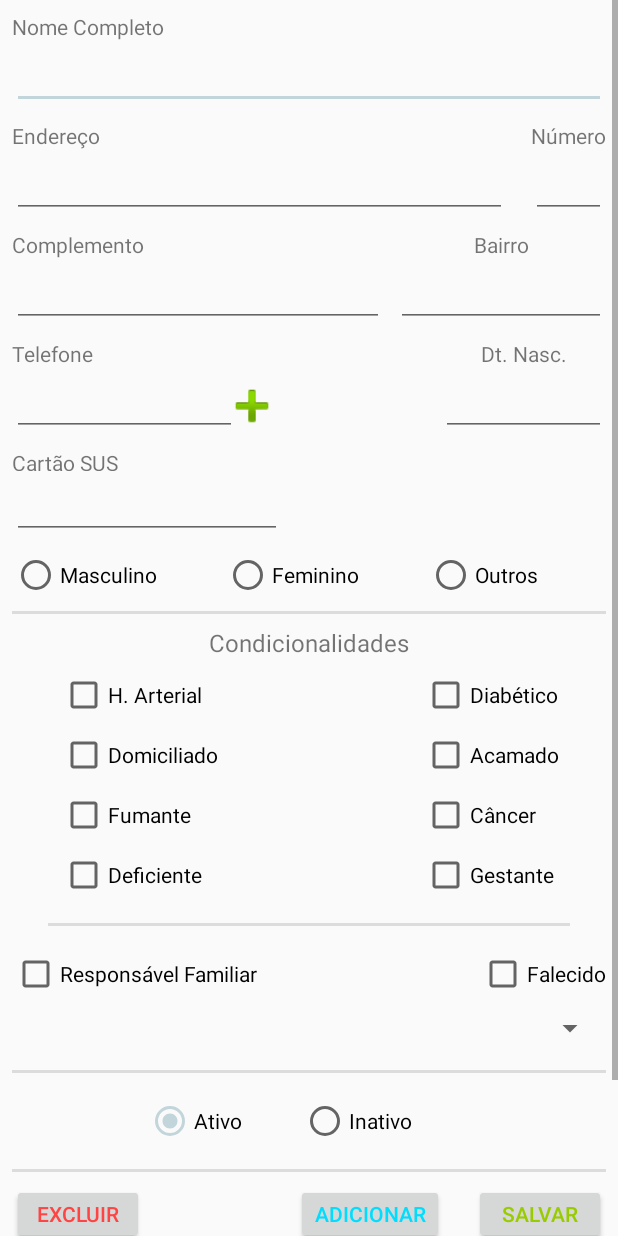
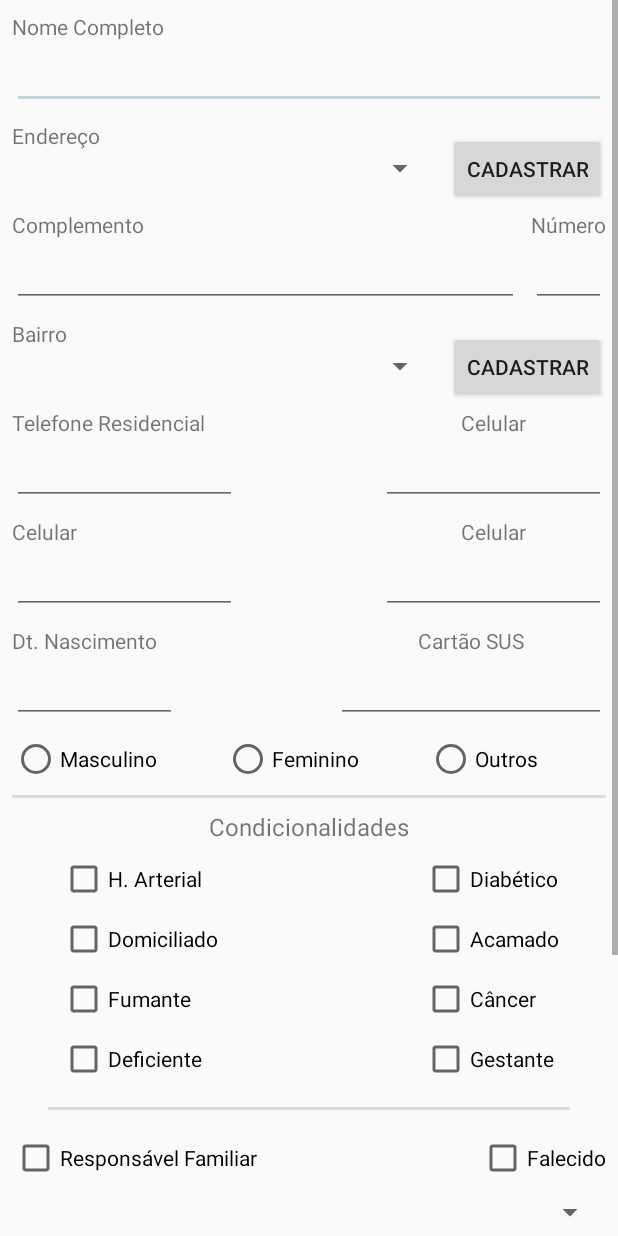
Before and after one commit to claudioeckert/ACS, an Android app: the CadastrarEditarPessoas screen opened directly, with no data from a screen before it, on a phone screen of 412 x 824 dp. Run offline under Robolectric (Android 15) with nearby library versions, the phone set to English and light mode, and no system bars; 18 statements that could not run were skipped.

Commit message:
Alterado Activity CadastrarEditarPessoas, falta alterar criação do banco

```diff
--- a/ACS/app/src/main/java/eckert/claudio/acs/CadastrarEditarPessoas.java
+++ b/ACS/app/src/main/java/eckert/claudio/acs/CadastrarEditarPessoas.java
@@ -16,11 +16,11 @@ import com.github.rtoshiro.util.format.text.MaskTextWatcher;
 
 public class CadastrarEditarPessoas extends AppCompatActivity {
 
-    EditText edtNome, edtEndereco, edtNumeroEndereco, edtComplemento, edtBairro,edtTelefone, edtDataNscimento, edtCartaoSus;
+    EditText edtNome, edtNumeroEndereco, edtComplemento, edtTelefoneResidencial, edtTelefoneCelular1, edtTelefoneCelular2, edtTelefoneCelular3, edtDataNscimento, edtCartaoSus;
     RadioButton rdbMasculino, rdbFeminino, rdbOutros, rdbAtivo, rdbInativo;
-    Spinner spResponsavelFamiliar;
+    Spinner spResponsavelFamiliar, spEndereco, spBairro;
     CheckBox cbHipertencaoArterial, cbDiabetico, cbDomiciliado, cbAcamado, cbFumante, cbCancer, cbDeficiente, cbGestante, cbResponsavel, cbFalecido;
-    Button btnExcluir, btnNovoRegistro, btnSalvar;
+    Button btnExcluir, btnNovoRegistro, btnSalvar, btnCadastrarEndereco, btnCadastrarBairro;
 
     BDSqliteHelper db = new BDSqliteHelper(this);
 
@@ -30,11 +30,13 @@ public class CadastrarEditarPessoas extends AppCompatActivity {
         setContentView(R.layout.activity_cadastrar_editar_pessoas);
 
         edtNome = findViewById(R.id.edtNome);
-        edtEndereco = findViewById(R.id.edtEndereco);
         edtNumeroEndereco = findViewById(R.id.edtNumeroEndereco);
         edtComplemento = findViewById(R.id.edtComplemento);
-        edtBairro = findViewById(R.id.edtBairro);
-        edtTelefone = findViewById(R.id.edtTelefone);
+
+        edtTelefoneResidencial = findViewById(R.id.edtTelefoneResidencial);
+        edtTelefoneCelular1 = findViewById(R.id.edtTelefoneCelular1);
+        edtTelefoneCelular2 = findViewById(R.id.edtTelefoneCelular2);
+        edtTelefoneCelular3 = findViewById(R.id.edtTelefoneCelular3);
         edtDataNscimento = findViewById(R.id.edtDataNscimento);
         edtCartaoSus = findViewById(R.id.edtCartaoSus);
 
@@ -56,17 +58,34 @@ public class CadastrarEditarPessoas extends AppCompatActivity {
         cbFalecido = findViewById(R.id.cbFalecido);
 
         spResponsavelFamiliar = findViewById(R.id.spResponsavelFamiliar);
+        spEndereco = findViewById(R.id.spEndereco);
+        spBairro = findViewById(R.id.spBairro);
 
         btnExcluir = findViewById(R.id.btnExcluir);
         btnNovoRegistro = findViewById(R.id.btnNovoRegistro);
         btnSalvar = findViewById(R.id.btnSalvar);
+        btnCadastrarEndereco = findViewById(R.id.btnCadastrarEndereco);
+        btnCadastrarBairro = findViewById(R.id.btnCadastrarBairro);
 
         //Mascara de entrada para os campos
-        //Telefone
-        SimpleMaskFormatter telefone = new SimpleMaskFormatter("(NN)N-NNNN-NNNN");
-        MaskTextWatcher mtwTelefone = new MaskTextWatcher(edtTelefone,telefone);
-        edtTelefone.addTextChangedListener(mtwTelefone);
+        //Telefones
+        SimpleMaskFormatter telefoneR = new SimpleMaskFormatter("(NN)NNNN-NNNN");
+        MaskTextWatcher mtwTelefoneR = new MaskTextWatcher(edtTelefoneResidencial,telefoneR);
+        edtTelefoneResidencial.addTextChangedListener(mtwTelefoneR);
+
+        SimpleMaskFormatter telefoneC1 = new SimpleMaskFormatter("(NN)N-NNNN-NNNN");
+        MaskTextWatcher mtwTelefoneC1 = new MaskTextWatcher(edtTelefoneCelular1,telefoneC1);
+        edtTelefoneCelular1.addTextChangedListener(mtwTelefoneC1);
+
+        SimpleMaskFormatter telefoneC2 = new SimpleMaskFormatter("(NN)N-NNNN-NNNN");
+        MaskTextWatcher mtwTelefoneC2 = new MaskTextWatcher(edtTelefoneCelular2,telefoneC2);
+        edtTelefoneCelular2.addTextChangedListener(mtwTelefoneC2);
+
+        SimpleMaskFormatter telefoneC3 = new SimpleMaskFormatter("(NN)N-NNNN-NNNN");
+        MaskTextWatcher mtwTelefoneC3 = new MaskTextWatcher(edtTelefoneCelular3,telefoneC3);
+        edtTelefoneCelular3.addTextChangedListener(mtwTelefoneC3);
         //Fim
+
         //Data de nascimento
         SimpleMaskFormatter dataNascimento = new SimpleMaskFormatter("NN/NN/NNNN");
         MaskTextWatcher mtwDataNascimento = new MaskTextWatcher(edtDataNscimento,dataNascimento);
--- a/ACS/app/src/main/java/eckert/claudio/acs/Geral.java
+++ b/ACS/app/src/main/java/eckert/claudio/acs/Geral.java
@@ -60,6 +60,7 @@ public class Geral extends AppCompatActivity implements AdapterView.OnItemClickL
             listViewGeral = findViewById(R.id.lvResponsavelFamiliar);
 
             String[] from = {"_id", "idResponsavel", "nome", "cartaoSus", "dataNascimento"};//campos da tabela
+
             int[] to = {R.id.txtListaIdFamilia, R.id.txtListaNomeResponsavelFamilia, R.id.txtListaNomeResponsavelFamilia, R.id.txtListaCartaoSus, R.id.txtListaDataNascimento}; //campos da lista modelo
             ad = new SimpleCursorAdapter(getApplicationContext(), R.layout.lista_geral, cursor, from, to, 0);
             listViewGeral.setAdapter(ad);
--- a/ACS/app/src/main/res/layout/activity_cadastrar_editar_pessoas.xml
+++ b/ACS/app/src/main/res/layout/activity_cadastrar_editar_pessoas.xml
@@ -53,15 +53,12 @@
                     app:layout_constraintStart_toStartOf="@+id/edtNome"
                     app:layout_constraintTop_toBottomOf="@+id/edtNome" />
 
-                <EditText
-                    android:id="@+id/edtEndereco"
+                <Spinner
+                    android:id="@+id/spEndereco"
                     android:layout_width="0dp"
                     android:layout_height="wrap_content"
-                    android:layout_marginEnd="16dp"
-                    android:ems="10"
-                    android:inputType="textPersonName"
-                    app:layout_constraintEnd_toStartOf="@+id/txtNumeroEndereco"
-                    app:layout_constraintHorizontal_bias="1.0"
+                    android:layout_marginEnd="8dp"
+                    app:layout_constraintEnd_toStartOf="@+id/btnCadastrarEndereco"
                     app:layout_constraintStart_toStartOf="@+id/txtEndereco"
                     app:layout_constraintTop_toBottomOf="@+id/txtEndereco" />
 
@@ -69,10 +66,9 @@
                     android:id="@+id/txtNumeroEndereco"
                     android:layout_width="0dp"
                     android:layout_height="wrap_content"
-                    android:layout_marginTop="8dp"
                     android:text="@string/lbl_NumeroEndereco"
                     app:layout_constraintEnd_toEndOf="@+id/edtNome"
-                    app:layout_constraintTop_toBottomOf="@+id/edtNome" />
+                    app:layout_constraintTop_toTopOf="@+id/txtComplemento" />
 
                 <EditText
                     android:id="@+id/edtNumeroEndereco"
@@ -83,14 +79,23 @@
                     app:layout_constraintEnd_toEndOf="@+id/txtNumeroEndereco"
                     app:layout_constraintTop_toBottomOf="@+id/txtNumeroEndereco" />
 
+                <Button
+                    android:id="@+id/btnCadastrarEndereco"
+                    android:layout_width="wrap_content"
+                    android:layout_height="wrap_content"
+                    android:layout_marginTop="8dp"
+                    android:text="@string/btn_Cadastrar"
+                    app:layout_constraintEnd_toEndOf="@+id/edtNome"
+                    app:layout_constraintTop_toTopOf="@+id/txtEndereco" />
+
                 <TextView
                     android:id="@+id/txtComplemento"
                     android:layout_width="wrap_content"
                     android:layout_height="wrap_content"
-                    android:layout_marginTop="8dp"
+                    android:layout_marginTop="16dp"
                     android:text="@string/lbl_Complemento"
-                    app:layout_constraintStart_toStartOf="@+id/edtEndereco"
-                    app:layout_constraintTop_toBottomOf="@+id/edtEndereco" />
+                    app:layout_constraintStart_toStartOf="@+id/spEndereco"
+                    app:layout_constraintTop_toBottomOf="@+id/spEndereco" />
 
                 <EditText
                     android:id="@+id/edtComplemento"
@@ -99,7 +104,7 @@
                     android:layout_marginEnd="8dp"
                     android:ems="10"
                     android:inputType="textPersonName"
-                    app:layout_constraintEnd_toStartOf="@+id/edtBairro"
+                    app:layout_constraintEnd_toStartOf="@+id/edtNumeroEndereco"
                     app:layout_constraintStart_toStartOf="@+id/txtComplemento"
                     app:layout_constraintTop_toBottomOf="@+id/txtComplemento" />
 
@@ -107,56 +112,73 @@
                     android:id="@+id/txtBairro"
                     android:layout_width="wrap_content"
                     android:layout_height="wrap_content"
+                    android:layout_marginTop="8dp"
+                    android:text="@string/lbl_Bairro"
+                    app:layout_constraintStart_toStartOf="@+id/edtComplemento"
+                    app:layout_constraintTop_toBottomOf="@+id/edtComplemento" />
+
+                <Spinner
+                    android:id="@+id/spBairro"
+                    android:layout_width="0dp"
+                    android:layout_height="wrap_content"
                     android:layout_marginEnd="8dp"
-                    android:layout_marginStart="8dp"
-                    android:text="@string/lbl_Bairro"
-                    app:layout_constraintEnd_toEndOf="@+id/edtBairro"
-                    app:layout_constraintStart_toStartOf="@+id/edtBairro"
-                    app:layout_constraintTop_toTopOf="@+id/txtComplemento" />
-
-                <EditText
-                    android:id="@+id/edtBairro"
-                    android:layout_width="140dp"
-                    android:layout_height="wrap_content"
-                    android:ems="10"
-                    android:inputType="textPersonName"
-                    app:layout_constraintEnd_toEndOf="@+id/edtNumeroEndereco"
+                    app:layout_constraintEnd_toStartOf="@+id/btnCadastrarBairro"
+                    app:layout_constraintStart_toStartOf="@+id/txtBairro"
                     app:layout_constraintTop_toBottomOf="@+id/txtBairro" />
 
-                <TextView
-                    android:id="@+id/txtTelefone1"
+                <Button
+                    android:id="@+id/btnCadastrarBairro"
                     android:layout_width="wrap_content"
                     android:layout_height="wrap_content"
                     android:layout_marginTop="8dp"
-                    android:text="@string/lbl_telefone"
-                    app:layout_constraintStart_toStartOf="@+id/edtEndereco"
-                    app:layout_constraintTop_toBottomOf="@+id/edtComplemento" />
+                    android:text="@string/btn_Cadastrar"
+                    app:layout_constraintEnd_toEndOf="@+id/edtNumeroEndereco"
+                    app:layout_constraintTop_toTopOf="@+id/txtBairro" />
+
+                <TextView
+                    android:id="@+id/txtTelefoneResidencialComerial"
+                    android:layout_width="wrap_content"
+                    android:layout_height="wrap_content"
+                    android:layout_marginTop="16dp"
+                    android:text="@string/lbl_TelefoneResidencialComerial"
+                    app:layout_constraintStart_toStartOf="@+id/spBairro"
+                    app:layout_constraintTop_toBottomOf="@+id/spBairro" />
 
                 <EditText
-                    android:id="@+id/edtTelefone"
+                    android:id="@+id/edtTelefoneResidencial"
                     android:layout_width="150dp"
                     android:layout_height="wrap_content"
                     android:ems="10"
                     android:inputType="phone"
-                    app:layout_constraintStart_toStartOf="@+id/txtTelefone1"
-                    app:layout_constraintTop_toBottomOf="@+id/txtTelefone1" />
+                    app:layout_constraintStart_toStartOf="@+id/txtTelefoneResidencialComerial"
+                    app:layout_constraintTop_toBottomOf="@+id/txtTelefoneResidencialComerial" />
 
-                <Button
-                    android:id="@+id/btnMaisTelefones"
-                    android:layout_width="40dp"
-                    android:layout_height="40dp"
-                    android:background="@android:drawable/ic_input_add"
-                    app:layout_constraintBottom_toBottomOf="@+id/edtTelefone"
-                    app:layout_constraintEnd_toEndOf="@+id/edtCartaoSus" />
+                <TextView
+                    android:id="@+id/txtTelefoneCelular1"
+                    android:layout_width="wrap_content"
+                    android:layout_height="wrap_content"
+                    android:text="@string/lbl_TelefoneCelular"
+                    app:layout_constraintEnd_toEndOf="@+id/edtTelefoneCelular1"
+                    app:layout_constraintStart_toStartOf="@+id/edtTelefoneCelular1"
+                    app:layout_constraintTop_toTopOf="@+id/txtTelefoneResidencialComerial" />
+
+                <EditText
+                    android:id="@+id/edtTelefoneCelular1"
+                    android:layout_width="150dp"
+                    android:layout_height="wrap_content"
+                    android:ems="10"
+                    android:inputType="phone"
+                    app:layout_constraintEnd_toEndOf="@+id/btnCadastrarBairro"
+                    app:layout_constraintTop_toBottomOf="@+id/txtTelefoneCelular1" />
 
                 <TextView
                     android:id="@+id/txtListaDataNascimento"
                     android:layout_width="wrap_content"
                     android:layout_height="wrap_content"
+                    android:layout_marginTop="8dp"
                     android:text="@string/lbl_DataNascimento"
-                    app:layout_constraintEnd_toEndOf="@+id/edtDataNscimento"
-                    app:layout_constraintStart_toStartOf="@+id/edtDataNscimento"
-                    app:layout_constraintTop_toTopOf="@+id/txtTelefone1" />
+                    app:layout_constraintStart_toStartOf="@+id/edtTelefoneResidencial"
+                    app:layout_constraintTop_toBottomOf="@+id/edtTelefoneCelular2" />
 
                 <EditText
                     android:id="@+id/edtDataNscimento"
@@ -164,17 +186,19 @@
                     android:layout_height="wrap_content"
                     android:ems="10"
                     android:inputType="date"
-                    app:layout_constraintEnd_toEndOf="@+id/edtBairro"
+                    app:layout_constraintStart_toStartOf="@+id/txtListaDataNascimento"
                     app:layout_constraintTop_toBottomOf="@+id/txtListaDataNascimento" />
 
                 <TextView
                     android:id="@+id/txtListaCartaoSus"
                     android:layout_width="wrap_content"
-                    android:layout_height="15dp"
-                    android:layout_marginTop="8dp"
+                    android:layout_height="wrap_content"
+                    android:layout_marginEnd="8dp"
+                    android:layout_marginStart="8dp"
                     android:text="@string/lbl_CartaoSus"
-                    app:layout_constraintStart_toStartOf="@+id/edtTelefone"
-                    app:layout_constraintTop_toBottomOf="@+id/edtTelefone" />
+                    app:layout_constraintEnd_toEndOf="@+id/edtCartaoSus"
+                    app:layout_constraintStart_toStartOf="@+id/edtCartaoSus"
+                    app:layout_constraintTop_toTopOf="@+id/txtListaDataNascimento" />
 
                 <EditText
                     android:id="@+id/edtCartaoSus"
@@ -182,7 +206,7 @@
                     android:layout_height="wrap_content"
                     android:ems="10"
                     android:inputType="number"
-                    app:layout_constraintStart_toStartOf="@+id/txtListaCartaoSus"
+                    app:layout_constraintEnd_toEndOf="@+id/btnCadastrarBairro"
                     app:layout_constraintTop_toBottomOf="@+id/txtListaCartaoSus" />
 
                 <RadioGroup
@@ -192,8 +216,8 @@
                     android:layout_marginTop="8dp"
                     android:orientation="horizontal"
                     android:visibility="visible"
-                    app:layout_constraintEnd_toEndOf="@+id/edtBairro"
-                    app:layout_constraintStart_toStartOf="@+id/edtTelefone"
+                    app:layout_constraintEnd_toEndOf="@+id/edtCartaoSus"
+                    app:layout_constraintStart_toStartOf="@+id/edtTelefoneResidencial"
                     app:layout_constraintTop_toBottomOf="@+id/edtCartaoSus">
 
                     <RadioButton
@@ -458,6 +482,42 @@
                     app:layout_constraintStart_toStartOf="@+id/btnExcluir"
                     app:layout_constraintTop_toBottomOf="@+id/btnExcluir" />
 
+                <TextView
+                    android:id="@+id/textView3"
+                    android:layout_width="wrap_content"
+                    android:layout_height="wrap_content"
+                    android:layout_marginTop="8dp"
+                    android:text="@string/lbl_TelefoneCelular"
+                    app:layout_constraintStart_toStartOf="@+id/edtTelefoneResidencial"
+                    app:layout_constraintTop_toBottomOf="@+id/edtTelefoneResidencial" />
+
+                <EditText
+                    android:id="@+id/edtTelefoneCelular2"
+                    android:layout_width="150dp"
+                    android:layout_height="wrap_content"
+                    android:ems="10"
+                    android:inputType="phone"
+                    app:layout_constraintStart_toStartOf="@+id/textView3"
+                    app:layout_constraintTop_toBottomOf="@+id/textView3" />
+
+                <TextView
+                    android:id="@+id/textView4"
+                    android:layout_width="wrap_content"
+                    android:layout_height="wrap_content"
+                    android:text="@string/lbl_TelefoneCelular"
+                    app:layout_constraintEnd_toEndOf="@+id/edtTelefoneCelular3"
+                    app:layout_constraintStart_toStartOf="@+id/edtTelefoneCelular3"
+                    app:layout_constraintTop_toTopOf="@+id/textView3" />
+
+                <EditText
+                    android:id="@+id/edtTelefoneCelular3"
+                    android:layout_width="150dp"
+                    android:layout_height="wrap_content"
+                    android:ems="10"
+                    android:inputType="phone"
+                    app:layout_constraintEnd_toEndOf="@+id/edtTelefoneCelular1"
+                    app:layout_constraintTop_toBottomOf="@+id/textView4" />
+
             </android.support.constraint.ConstraintLayout>
         </LinearLayout>
     </ScrollView>
--- a/ACS/app/src/main/res/layout/lista_geral.xml
+++ b/ACS/app/src/main/res/layout/lista_geral.xml
@@ -24,6 +24,7 @@
         android:layout_marginStart="8dp"
         android:layout_marginTop="8dp"
         android:textColor="@android:color/black"
+        android:textStyle="bold"
         app:layout_constraintEnd_toEndOf="parent"
         app:layout_constraintStart_toEndOf="@+id/txtListaIdFamilia"
         app:layout_constraintTop_toTopOf="parent" />
@@ -44,7 +45,6 @@
         android:layout_width="80dp"
         android:layout_height="wrap_content"
         android:layout_marginEnd="8dp"
-        android:text="17/05/1985"
         android:textColor="@android:color/black"
         app:layout_constraintEnd_toEndOf="parent"
         app:layout_constraintTop_toTopOf="@+id/txtListaCartaoSus" />
--- a/ACS/app/src/main/res/values/strings.xml
+++ b/ACS/app/src/main/res/values/strings.xml
@@ -6,9 +6,9 @@
     <string name="lbl_nome">Nome Completo</string>
     <string name="lbl_endereco">Endereço</string>
     <string name="lbl_NumeroEndereco">Número</string>
-    <string name="lbl_telefone">Telefone</string>
+    <string name="lbl_TelefoneResidencialComerial">Telefone Residencial</string>
     <string name="lbl_CartaoSus">Cartão SUS</string>
-    <string name="lbl_DataNascimento">Dt. Nasc.</string>
+    <string name="lbl_DataNascimento">Dt. Nascimento</string>
     <string name="rdb_masculino">Masculino</string>
     <string name="rdb_feminino">Feminino</string>
     <string name="rdb_outros">Outros</string>
@@ -35,4 +35,6 @@
     <string name="cb_Falecido">Falecido</string>
     <string name="rdb_Ativo">Ativo</string>
     <string name="rdb_Inativo">Inativo</string>
+    <string name="lbl_TelefoneCelular">Celular</string>
+    <string name="btn_Cadastrar">Cadastrar</string>
 </resources>
```
